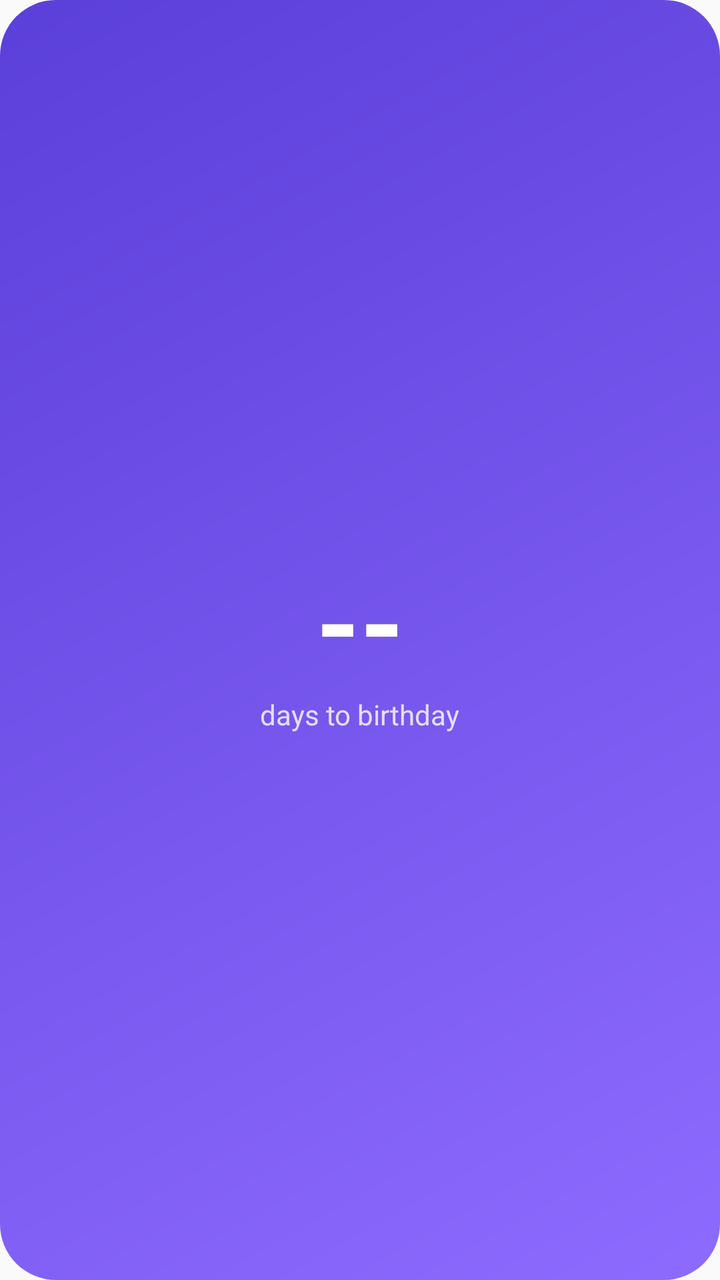
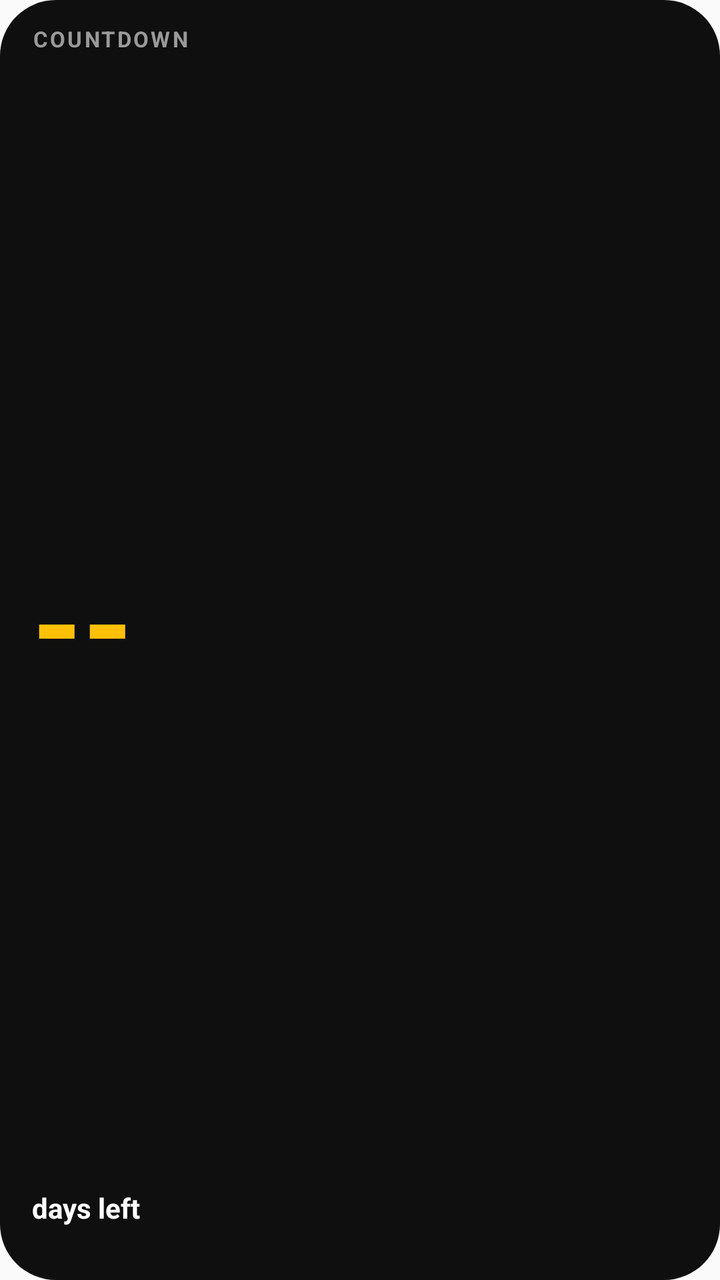

The first picture is an Android layout as it rendered before a commit; the second is the same layout after the commit. The layout source and the unified diff follow.
<!-- AndroidManifest.xml: application theme android:Theme.Material.Light.NoActionBar -->
<!-- res/layout/widget_countdown.xml -->
<?xml version="1.0" encoding="utf-8"?>
<LinearLayout xmlns:android="http://schemas.android.com/apk/res/android"
    android:id="@+id/widget_root"
    android:layout_width="match_parent"
    android:layout_height="match_parent"
    android:background="@drawable/widget_bg"
    android:gravity="center"
    android:orientation="vertical"
    android:padding="12dp">

    <TextView
        android:id="@+id/widget_days"
        android:layout_width="wrap_content"
        android:layout_height="wrap_content"
        android:text="--"
        android:textColor="#FFFFFFFF"
        android:textSize="56sp"
        android:textStyle="bold" />

    <TextView
        android:id="@+id/widget_label"
        android:layout_width="wrap_content"
        android:layout_height="wrap_content"
        android:text="days to birthday"
        android:textColor="#CCFFFFFF"
        android:textSize="14sp" />
</LinearLayout>
<!-- resources referenced by this layout -->
<resources>
  <!-- drawable widget_bg (drawable) -->
  <?xml version="1.0" encoding="utf-8"?>
  <shape xmlns:android="http://schemas.android.com/apk/res/android"
      android:shape="rectangle">
      <gradient
          android:angle="135"
          android:endColor="#FF5B3FD9"
          android:startColor="#FF8E6BFF" />
      <corners android:radius="28dp" />
  </shape>
</resources>

<!-- the commit's change to res/layout/widget_countdown.xml (unified diff, before → after) -->
@@ -3,25 +3,56 @@
     android:id="@+id/widget_root"
     android:layout_width="match_parent"
     android:layout_height="match_parent"
-    android:background="@drawable/widget_bg"
-    android:gravity="center"
+    android:background="@drawable/widget_bg_0"
+    android:gravity="center_vertical"
     android:orientation="vertical"
-    android:padding="12dp">
+    android:paddingStart="16dp"
+    android:paddingTop="12dp"
+    android:paddingEnd="16dp"
+    android:paddingBottom="12dp">
 
     <TextView
-        android:id="@+id/widget_days"
-        android:layout_width="wrap_content"
+        android:id="@+id/widget_title"
+        android:layout_width="match_parent"
         android:layout_height="wrap_content"
-        android:text="--"
-        android:textColor="#FFFFFFFF"
-        android:textSize="56sp"
+        android:ellipsize="end"
+        android:letterSpacing="0.1"
+        android:maxLines="1"
+        android:text="COUNTDOWN"
+        android:textColor="#FF9A9A9A"
+        android:textSize="11sp"
         android:textStyle="bold" />
 
     <TextView
-        android:id="@+id/widget_label"
-        android:layout_width="wrap_content"
+        android:id="@+id/widget_big"
+        android:layout_width="match_parent"
+        android:layout_height="0dp"
+        android:layout_weight="1"
+        android:autoSizeMaxTextSize="64sp"
+        android:autoSizeMinTextSize="24sp"
+        android:autoSizeTextType="uniform"
+        android:gravity="center_vertical"
+        android:maxLines="1"
+        android:text="--"
+        android:textColor="#FFFFC107"
+        android:textStyle="bold" />
+
+    <TextView
+        android:id="@+id/widget_caption"
+        android:layout_width="match_parent"
         android:layout_height="wrap_content"
-        android:text="days to birthday"
-        android:textColor="#CCFFFFFF"
-        android:textSize="14sp" />
+        android:maxLines="1"
+        android:text="days left"
+        android:textColor="#FFFFFFFF"
+        android:textSize="14sp"
+        android:textStyle="bold" />
+
+    <TextView
+        android:id="@+id/widget_date"
+        android:layout_width="match_parent"
+        android:layout_height="wrap_content"
+        android:maxLines="1"
+        android:text=""
+        android:textColor="#FF9A9A9A"
+        android:textSize="11sp" />
 </LinearLayout>
<!-- resource entries referenced after the edit -->
@@ -1,13 +1,10 @@
 <!-- resources referenced by this layout -->
 <resources>
-  <!-- drawable widget_bg (drawable) -->
+  <!-- drawable widget_bg_0 (drawable) -->
   <?xml version="1.0" encoding="utf-8"?>
   <shape xmlns:android="http://schemas.android.com/apk/res/android"
       android:shape="rectangle">
-      <gradient
-          android:angle="135"
-          android:endColor="#FF5B3FD9"
-          android:startColor="#FF8E6BFF" />
+      <solid android:color="#FF0F0F0F" />
       <corners android:radius="28dp" />
   </shape>
 </resources>
